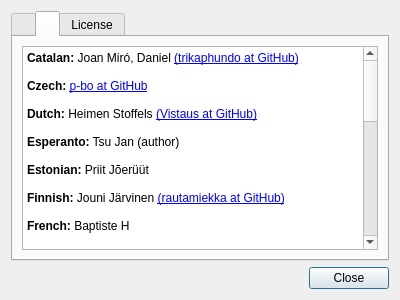
The window that about.ui (tsujan/Arqiver) describes before a commit, drawn with Qt 5.
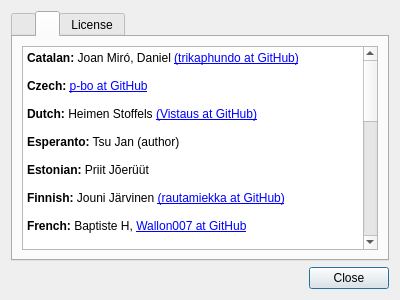
The same window after the commit. The open tabs and pages were chosen to show the change.

Commit message: Updated translators list

```diff
--- a/about.ui
+++ b/about.ui
@@ -109,7 +109,7 @@
 &lt;p style=&quot;-qt-paragraph-type:empty; margin-top:0px; margin-bottom:0px; margin-left:0px; margin-right:0px; -qt-block-indent:0; text-indent:0px;&quot;&gt;&lt;br /&gt;&lt;/p&gt;
 &lt;p style=&quot; margin-top:0px; margin-bottom:0px; margin-left:0px; margin-right:0px; -qt-block-indent:0; text-indent:0px;&quot;&gt;&lt;span style=&quot; font-weight:600;&quot;&gt;Finnish:&lt;/span&gt; Jouni Järvinen &lt;a href=&quot;https://github.com/rautamiekka&quot;&gt;(rautamiekka at GitHub)&lt;/a&gt;&lt;/p&gt;
 &lt;p style=&quot;-qt-paragraph-type:empty; margin-top:0px; margin-bottom:0px; margin-left:0px; margin-right:0px; -qt-block-indent:0; text-indent:0px;&quot;&gt;&lt;br /&gt;&lt;/p&gt;
-&lt;p style=&quot; margin-top:0px; margin-bottom:0px; margin-left:0px; margin-right:0px; -qt-block-indent:0; text-indent:0px;&quot;&gt;&lt;span style=&quot; font-weight:600;&quot;&gt;French:&lt;/span&gt; Baptiste H&lt;/p&gt;
+&lt;p style=&quot; margin-top:0px; margin-bottom:0px; margin-left:0px; margin-right:0px; -qt-block-indent:0; text-indent:0px;&quot;&gt;&lt;span style=&quot; font-weight:600;&quot;&gt;French:&lt;/span&gt; Baptiste H, &lt;a href=&quot;https://github.com/Wallon007&quot;&gt;Wallon007 at GitHub&lt;/a&gt;&lt;/p&gt;
 &lt;p style=&quot;-qt-paragraph-type:empty; margin-top:0px; margin-bottom:0px; margin-left:0px; margin-right:0px; -qt-block-indent:0; text-indent:0px;&quot;&gt;&lt;br /&gt;&lt;/p&gt;
 &lt;p style=&quot; margin-top:0px; margin-bottom:0px; margin-left:0px; margin-right:0px; -qt-block-indent:0; text-indent:0px;&quot;&gt;&lt;span style=&quot; font-weight:600;&quot;&gt;Hebrew:&lt;/span&gt;  Yaron Shahrabani &lt;a href=&quot;https://github.com/yarons&quot;&gt;(yarons at GitHub)&lt;/a&gt;&lt;/p&gt;
 &lt;p style=&quot;-qt-paragraph-type:empty; margin-top:0px; margin-bottom:0px; margin-left:0px; margin-right:0px; -qt-block-indent:0; text-indent:0px;&quot;&gt;&lt;br /&gt;&lt;/p&gt;
```
The commit also changes 1 other file.
